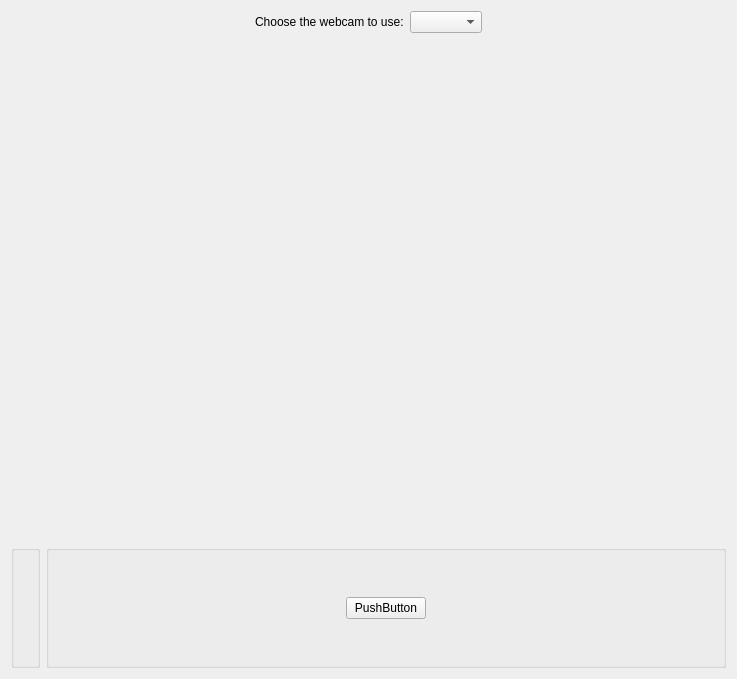
Above: src/mainWidget.ui from KDE/kamoso before the change. Below: the same form after it.
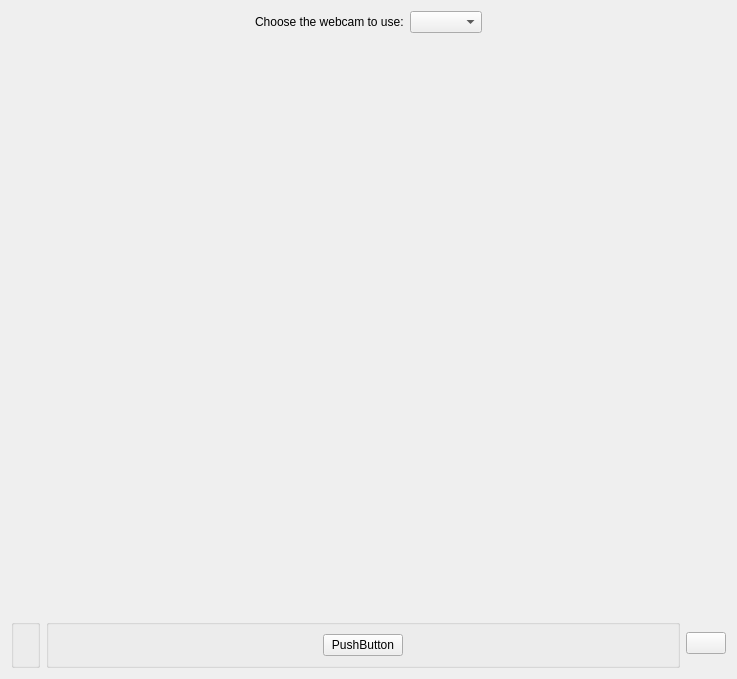
That is the form after the change. Custom widgets are drawn as their Qt base class.

Commit message: Added button to configure

The edit to the form file:
```diff
--- a/src/mainWidget.ui
+++ b/src/mainWidget.ui
@@ -146,7 +146,7 @@
           </property>
           <property name="sizeHint" stdset="0">
            <size>
-            <width>273</width>
+            <width>245</width>
             <height>20</height>
            </size>
           </property>
@@ -166,7 +166,7 @@
           </property>
           <property name="sizeHint" stdset="0">
            <size>
-            <width>273</width>
+            <width>245</width>
             <height>20</height>
            </size>
           </property>
@@ -175,6 +175,19 @@
        </layout>
       </widget>
      </item>
+     <item>
+      <widget class="QPushButton" name="configure">
+       <property name="text">
+        <string/>
+       </property>
+       <property name="iconSize">
+        <size>
+         <width>32</width>
+         <height>32</height>
+        </size>
+       </property>
+      </widget>
+     </item>
     </layout>
    </item>
    <item>
```
The commit also changes 1 other file.
